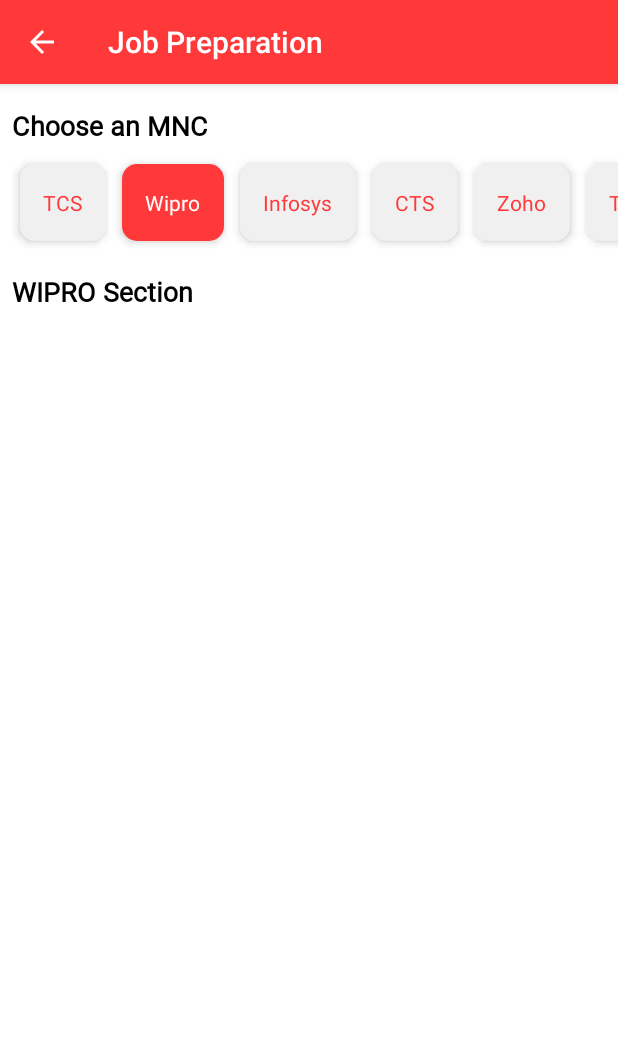
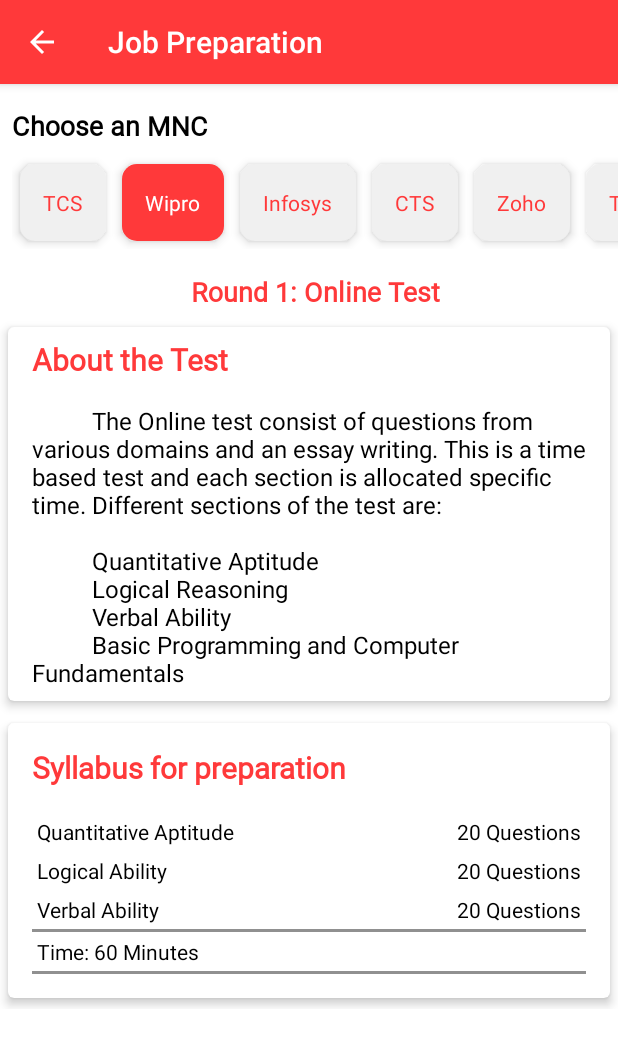
Before and after one commit to DevanandSB/Educatie, an Android app: the JobsActivity screen opened directly, with no data from a screen before it, after a tap on "Wipro", on a phone screen of 412 x 824 dp. Shown: the top 1046 px of the screen. Run offline under Robolectric (Android 15) with nearby library versions, the phone set to English and light mode, and no system bars; 1 other tap on this screen came first.

Commit message:
Material UI Implemented

```diff
--- a/app/src/main/res/layout/activity_jobs.xml
+++ b/app/src/main/res/layout/activity_jobs.xml
@@ -1030,10 +1030,143 @@
                 android:layout_marginStart="8dp"
                 android:layout_marginBottom="4dp"
                 android:fontFamily="@font/calibri"
-                android:text="WIPRO Section"
-                android:textColor="#000000"
+                android:text="Round 1: Online Test"
+                android:textColor="#ff393a"
+                android:gravity="center"
                 android:textSize="18sp"
                 android:textStyle="bold" />
+
+            <androidx.cardview.widget.CardView
+                android:layout_width="match_parent"
+                android:layout_height="wrap_content"
+                app:cardCornerRadius="4dp"
+                app:cardElevation="4dp"
+                app:cardUseCompatPadding="true"
+                app:contentPadding="8dp">
+
+                <LinearLayout
+                    android:layout_width="match_parent"
+                    android:layout_height="wrap_content"
+                    android:layout_marginStart="8dp"
+                    android:layout_marginEnd="8dp"
+                    android:orientation="vertical">
+
+                    <TextView
+                        android:layout_width="match_parent"
+                        android:layout_height="wrap_content"
+                        android:layout_marginBottom="8dp"
+                        android:textStyle="bold"
+                        android:fontFamily="@font/calibri"
+                        android:text="About the Test"
+                        android:textColor="@color/colorPrimaryDark"
+                        android:textSize="20sp" />
+
+                    <TextView
+                        android:layout_marginTop="8dp"
+                        android:textColor="#000"
+                        android:layout_width="match_parent"
+                        android:layout_height="wrap_content"
+                        android:text="          The Online test consist of questions from various domains and an essay writing. This is a time based test and each section is allocated specific time. Different sections of the test are:\n\n          Quantitative Aptitude\n          Logical Reasoning\n          Verbal Ability\n          Basic Programming and Computer Fundamentals"
+                        android:textSize="16sp" />
+                </LinearLayout>
+
+            </androidx.cardview.widget.CardView>
+
+            <androidx.cardview.widget.CardView
+                android:id="@+id/round1card3"
+                android:layout_width="match_parent"
+                android:layout_height="wrap_content"
+                app:cardCornerRadius="4dp"
+                app:cardElevation="4dp"
+                app:cardUseCompatPadding="true"
+                app:contentPadding="16dp">
+
+                <LinearLayout
+                    android:layout_width="match_parent"
+                    android:layout_height="wrap_content"
+                    android:orientation="vertical">
+
+                    <TextView
+                        android:layout_width="match_parent"
+                        android:layout_height="wrap_content"
+                        android:layout_marginBottom="8dp"
+                        android:fontFamily="@font/calibri"
+                        android:textStyle="bold"
+                        android:text="Syllabus for preparation"
+                        android:textColor="@color/colorPrimaryDark"
+                        android:textSize="20sp" />
+
+
+                    <TableLayout
+                        android:layout_marginTop="8dp"
+                        android:layout_width="match_parent"
+                        android:layout_height="match_parent"
+                        android:stretchColumns="1">
+
+                        <TableRow>
+                            <TextView
+                                android:layout_width="wrap_content"
+                                android:layout_column="1"
+                                android:textColor="#000"
+                                android:padding="3dip"
+                                android:text="Quantitative Aptitude" />
+
+                            <TextView
+                                android:text="20 Questions"
+                                android:textColor="#000"
+                                android:padding="3dip"
+                                android:gravity="end"/>
+                        </TableRow>
+
+                        <TableRow>
+                            <TextView
+                                android:layout_column="1"
+                                android:textColor="#000"
+                                android:text="Logical Ability"
+                                android:padding="3dip" />
+
+                            <TextView
+                                android:text="20 Questions"
+                                android:gravity="right"
+                                android:textColor="#000"
+                                android:padding="3dip" />
+                        </TableRow>
+
+                        <TableRow>
+                            <TextView
+                                android:layout_column="1"
+                                android:textColor="#000"
+                                android:text="Verbal Ability"
+                                android:padding="3dip" />
+                            <TextView
+                                android:text="20 Questions"
+                                android:textColor="#000"
+                                android:gravity="right"
+                                android:padding="3dip" />
+                        </TableRow>
+
+                        <View
+                            android:layout_height="2dip"
+                            android:background="#FF909090" />
+
+                        <TableRow>
+                            <TextView
+                                android:textColor="#000"
+                                android:layout_column="1"
+                                android:text="Time: 60 Minutes"
+                                android:padding="3dip" />
+                        </TableRow>
+
+                        <View
+                            android:layout_height="2dip"
+                            android:background="#FF909090" />
+
+                    </TableLayout>
+
+                </LinearLayout>
+
+            </androidx.cardview.widget.CardView>
+
 
         </LinearLayout>
 
```
